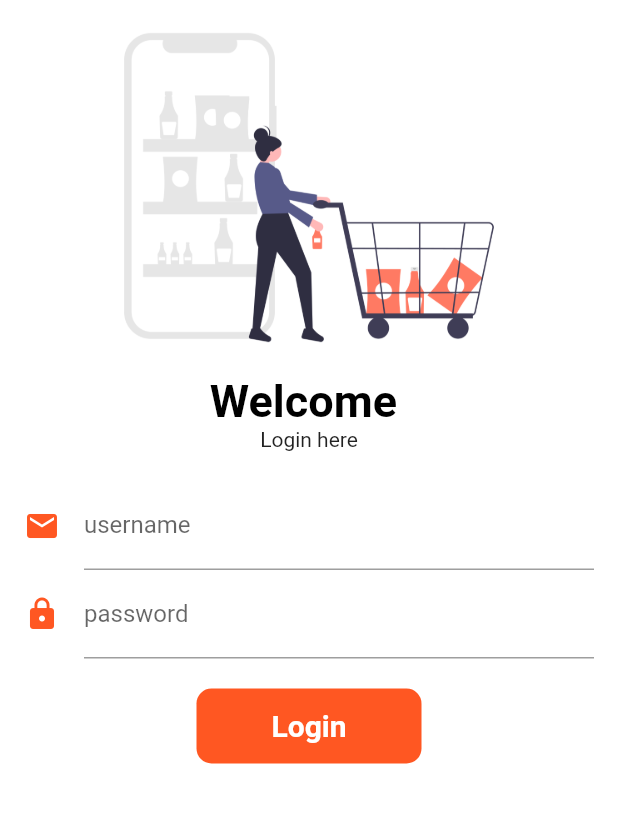
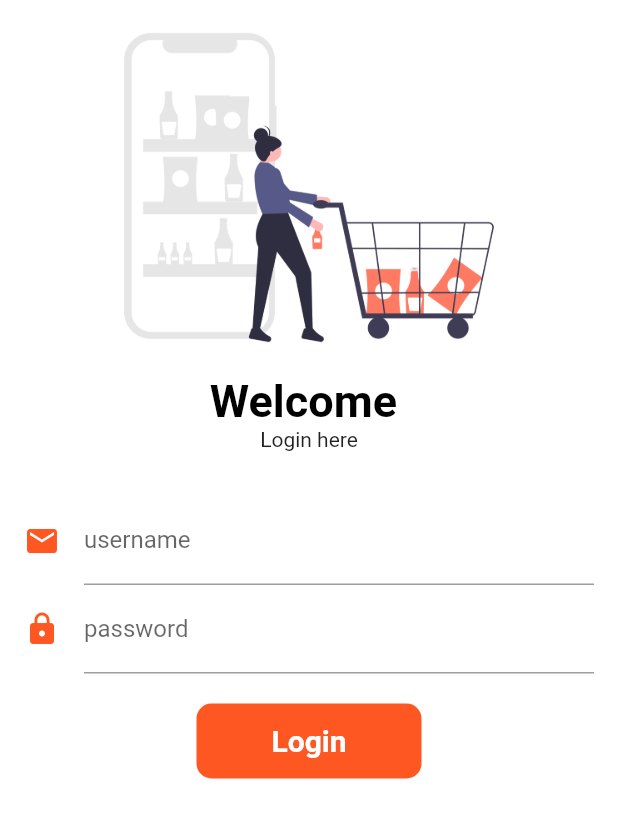
Before and after one commit to ayush0525/flutter, a Flutter app: the screen it shows after launch, on a phone screen of 412 x 824 dp. Shown: the top 818 px of the screen. Run offline on Flutter 3.47's test engine with Material 2 defaults, Android fonts, the phone set to English and light mode, and no system bars; our stand-ins replace google_fonts.

Commit message:
day2completed

```diff
--- a/lib/page/login_page.dart
+++ b/lib/page/login_page.dart
@@ -9,11 +9,27 @@ class LoginPage extends StatefulWidget {
 class _LoginPageState extends State<LoginPage> {
   String name = "";
   bool changeButton = false;
+
+  final _formkey = GlobalKey<FormState>();
+
+  moveToHome(BuildContext context) async {
+    setState(() {
+      changeButton = true;
+    });
+    await Future.delayed(Duration(seconds: 1));
+    await Navigator.pushNamed(context, MyRoutes.homeRoute);
+    setState(() {
+      changeButton = false;
+    });
+  }
+
   @override
   Widget build(BuildContext context) {
     return Material(
       color: Colors.white,
       child: SingleChildScrollView(
+        child: Form(
+          key: _formkey,
           child: Column(
             children: [
               Image.asset(
@@ -32,7 +48,7 @@ class _LoginPageState extends State<LoginPage> {
                     color: Colors.black),
               ),
               SizedBox(
-              height: 20.0,
+                height: 30.0,
                 child: Text("Login here"),
               ),
               Padding(
@@ -60,14 +76,13 @@ class _LoginPageState extends State<LoginPage> {
                       height: 20.0,
                     ),
 
-                  InkWell(
-                    onTap: () async {
-                      setState(() {
-                        changeButton = true;
-                      });
-                      await Future.delayed(Duration(seconds: 1));
-                      Navigator.pushNamed(context, MyRoutes.homeRoute);
-                    },
+                    Material(
+                      color: Colors.deepOrange,
+                      borderRadius:
+                          BorderRadius.circular(changeButton ? 50 : 10),
+                      child: InkWell(
+                        splashColor: Colors.black,
+                        onTap: () => moveToHome(context),
                         child: AnimatedContainer(
                           duration: Duration(seconds: 1),
                           width: changeButton ? 50 : 150,
@@ -86,13 +101,13 @@ class _LoginPageState extends State<LoginPage> {
                                     fontSize: 20,
                                   ),
                                 ),
-                      decoration: BoxDecoration(
-                        color: Colors.deepOrange,
+                          //decoration: BoxDecoration(
+                          // color: Colors.deepOrange,
                           //shape:
                           //  changeButton ? BoxShape.circle :
                           // BoxShape.rectangle,
-                        borderRadius:
-                            BorderRadius.circular(changeButton ? 50 : 10),
+
+                          //),
                         ),
                       ),
                     ),
@@ -112,6 +127,7 @@ class _LoginPageState extends State<LoginPage> {
             ],
           ),
         ),
+      ),
     );
   }
 }
```
Lines whose indentation alone changed are shown as unchanged.
